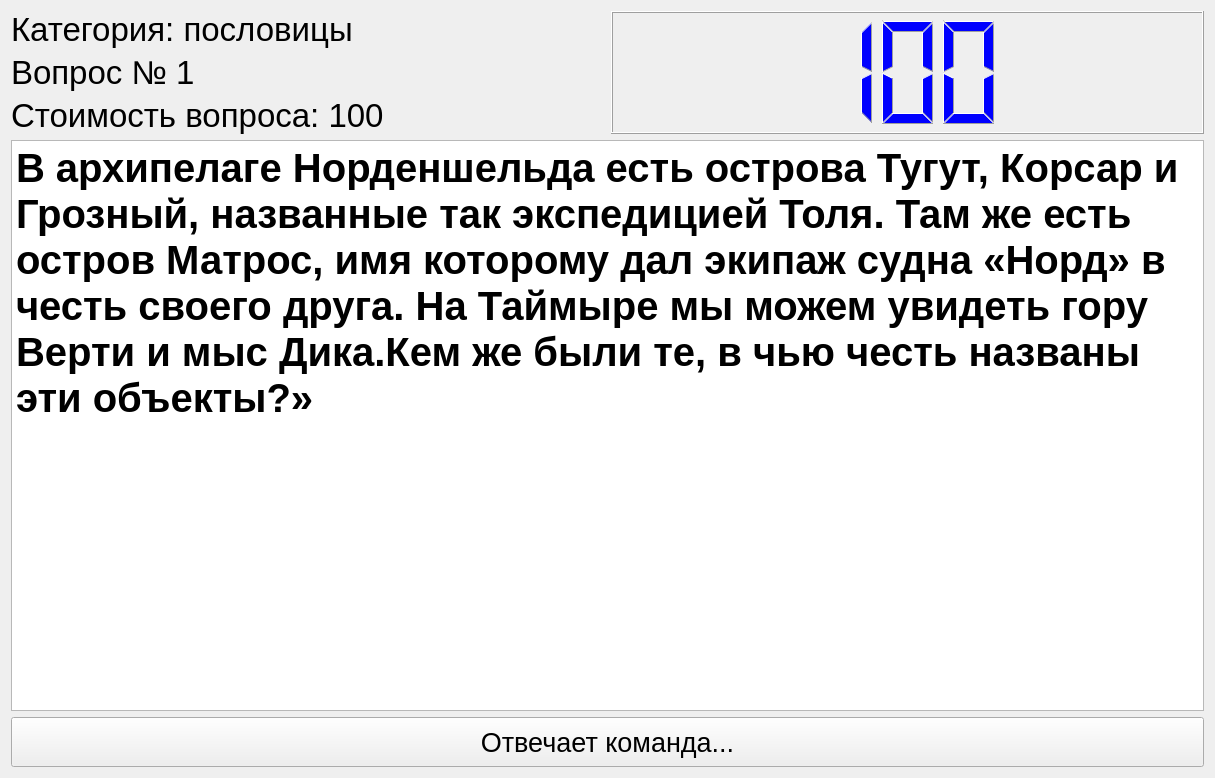
First picture: the form in Question.ui, repository notiel/brainring, before the edit.
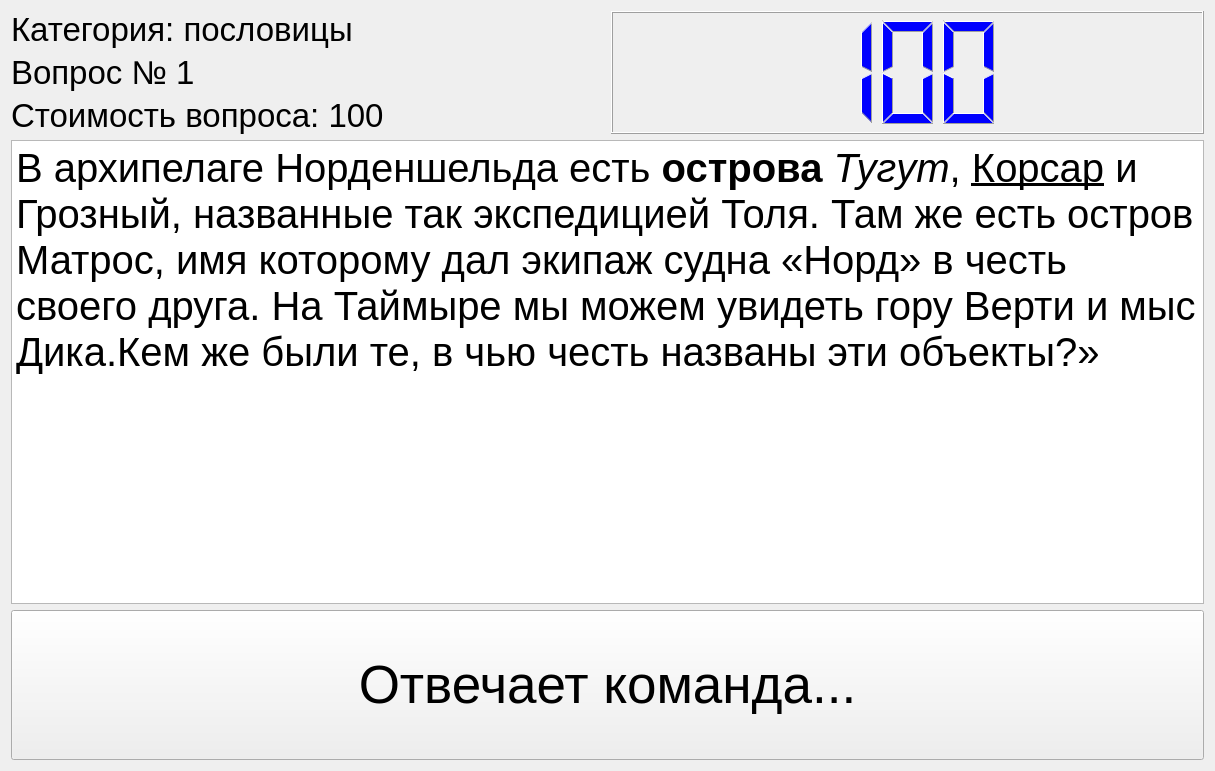
Second picture: the form after the edit.

Commit message: timer syncronized (question and admin), catched crash while trying to write to port, timer settings saved now

Diff of the .ui file:
```diff
--- a/Question.ui
+++ b/Question.ui
@@ -7,7 +7,7 @@
     <x>0</x>
     <y>0</y>
     <width>1215</width>
-    <height>778</height>
+    <height>771</height>
    </rect>
   </property>
   <property name="windowTitle">
@@ -26,6 +26,24 @@
      </property>
     </widget>
    </item>
+   <item row="4" column="0" colspan="2">
+    <widget class="QPushButton" name="BtnAnswer">
+     <property name="minimumSize">
+      <size>
+       <width>0</width>
+       <height>150</height>
+      </size>
+     </property>
+     <property name="font">
+      <font>
+       <pointsize>40</pointsize>
+      </font>
+     </property>
+     <property name="text">
+      <string>Отвечает команда...</string>
+     </property>
+    </widget>
+   </item>
    <item row="0" column="0">
     <widget class="QLabel" name="LblCategory">
      <property name="font">
@@ -73,25 +91,7 @@
 &lt;html&gt;&lt;head&gt;&lt;meta name=&quot;qrichtext&quot; content=&quot;1&quot; /&gt;&lt;style type=&quot;text/css&quot;&gt;
 p, li { white-space: pre-wrap; }
 &lt;/style&gt;&lt;/head&gt;&lt;body style=&quot; font-family:'MS Shell Dlg 2'; font-size:7.8pt; font-weight:400; font-style:normal;&quot;&gt;
-&lt;p style=&quot; margin-top:0px; margin-bottom:0px; margin-left:0px; margin-right:0px; -qt-block-indent:0; text-indent:0px;&quot;&gt;&lt;span style=&quot; font-family:'Calibri'; font-size:30pt; font-weight:600; color:#000000;&quot;&gt;В архипелаге Норденшельда есть острова Тугут, Корсар и Грозный, названные так экспедицией Толя. Там же есть остров Матрос, имя которому дал экипаж судна «Норд» в честь своего друга. На Таймыре мы можем увидеть гору Верти и мыс Дика.Кем же были те, в чью честь названы эти объекты?»&lt;/span&gt;&lt;/p&gt;&lt;/body&gt;&lt;/html&gt;</string>
-     </property>
-    </widget>
-   </item>
-   <item row="4" column="0" colspan="2">
-    <widget class="QPushButton" name="BtnAnswer">
-     <property name="minimumSize">
-      <size>
-       <width>0</width>
-       <height>50</height>
-      </size>
-     </property>
-     <property name="font">
-      <font>
-       <pointsize>20</pointsize>
-      </font>
-     </property>
-     <property name="text">
-      <string>Отвечает команда...</string>
+&lt;p style=&quot; margin-top:0px; margin-bottom:0px; margin-left:0px; margin-right:0px; -qt-block-indent:0; text-indent:0px;&quot;&gt;&lt;span style=&quot; font-family:'Calibri'; font-size:30pt; color:#000000;&quot;&gt;В архипелаге Норденшельда есть &lt;/span&gt;&lt;span style=&quot; font-family:'Calibri'; font-size:30pt; font-weight:600; color:#000000;&quot;&gt;острова&lt;/span&gt;&lt;span style=&quot; font-family:'Calibri'; font-size:30pt; color:#000000;&quot;&gt; &lt;/span&gt;&lt;span style=&quot; font-family:'Calibri'; font-size:30pt; font-style:italic; color:#000000;&quot;&gt;Тугут&lt;/span&gt;&lt;span style=&quot; font-family:'Calibri'; font-size:30pt; color:#000000;&quot;&gt;, &lt;/span&gt;&lt;span style=&quot; font-family:'Calibri'; font-size:30pt; text-decoration: underline; color:#000000;&quot;&gt;Корсар&lt;/span&gt;&lt;span style=&quot; font-family:'Calibri'; font-size:30pt; color:#000000;&quot;&gt; и Грозный, названные так экспедицией Толя. Там же есть остров Матрос, имя которому дал экипаж судна «Норд» в честь своего друга. На Таймыре мы можем увидеть гору Верти и мыс Дика.Кем же были те, в чью честь названы эти объекты?»&lt;/span&gt;&lt;/p&gt;&lt;/body&gt;&lt;/html&gt;</string>
      </property>
     </widget>
    </item>
```
Left out of the diff: 24 changed lines with no effect on the pictures. The commit also changes 6 other files.
